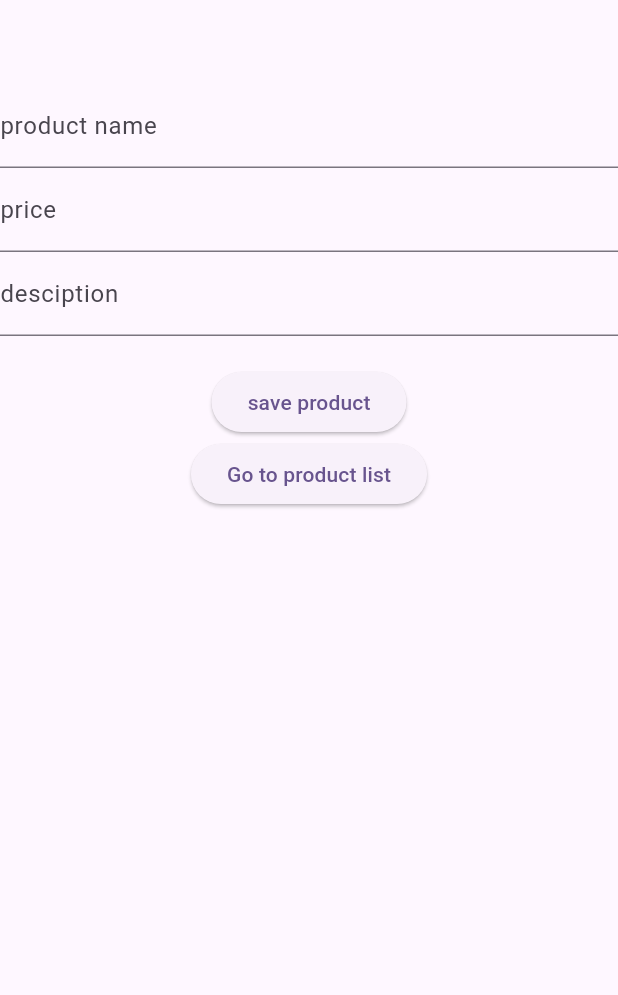
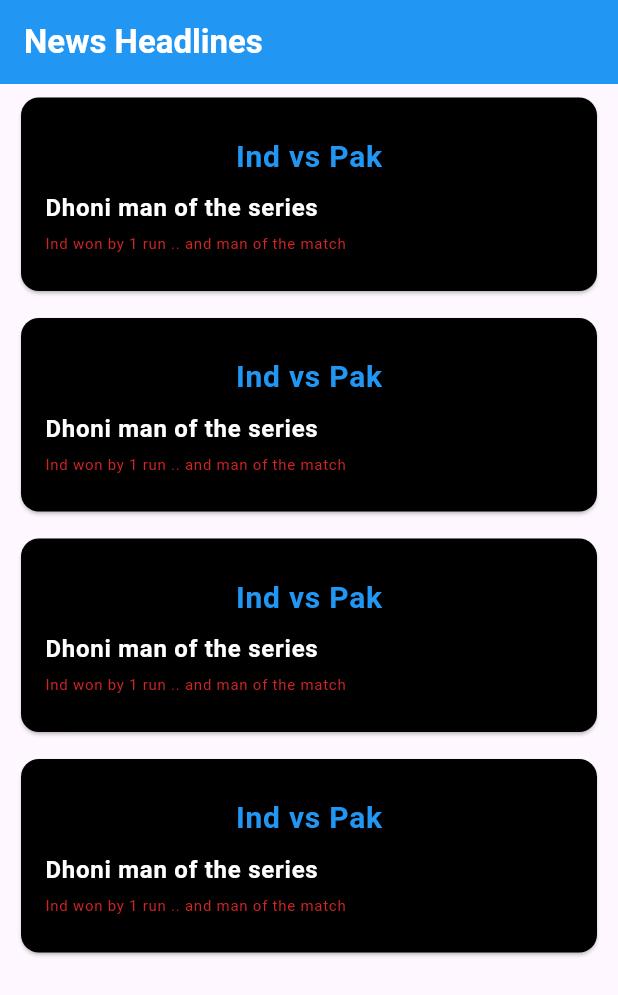
Before and after one commit to riteshpn/SqlliteBootCamp, a Flutter app: the screen it shows after launch, on a phone screen of 412 x 824 dp. Shown: the top 995 px of the screen. Run offline on Flutter 3.47's test engine with Material 3 defaults, Android fonts, the light colour scheme and no system bars; our stand-ins replace shared_preferences, sqflite; accounts and stored records are empty; network calls fail.

Commit message:
news_arctiture_concept

```diff
--- /dev/null
+++ b/lib/local_database/news/api/api_constant.dart
@@ -0,0 +1,2 @@
+const String baseUrl = '';
+const String apiKey = '';
--- /dev/null
+++ b/lib/local_database/news/news_list_screen.dart
@@ -0,0 +1,72 @@
+import 'package:flutter/material.dart';
+import 'package:widgets_responsive/local_database/news/news_models_class.dart';
+import 'package:widgets_responsive/local_database/news/news_static_string.dart';
+import 'package:widgets_responsive/local_database/news/widget/custom_appbar.dart';
+import 'package:widgets_responsive/local_database/news/widget/custom_size_box.dart';
+
+import 'widget/news_textstyle.dart';
+
+class NewsScreen extends StatelessWidget {
+  final List<NewsDomainModel> newsData;
+
+  const NewsScreen({Key? key, required this.newsData}) : super(key: key);
+
+  @override
+  Widget build(BuildContext context) {
+    return Scaffold(
+      appBar: const CustomAppBar(
+        title: NewsTitle.newsTitleName,
+      ),
+      body: ListView.builder(
+        itemCount: newsData.length,
+        itemBuilder: (context, index) {
+          final news = newsData[index];
+          return Padding(
+            padding:
+                const EdgeInsets.symmetric(vertical: 5.0, horizontal: 10.0),
+            child: Card(
+              color: Colors.black,
+              child: ListTile(
+                contentPadding: const EdgeInsets.all(16.0),
+                title: Column(
+                  crossAxisAlignment: CrossAxisAlignment.start,
+                  children: [
+                    Center(
+                      child: Text(
+                        news.title,
+                        style: TextStyle(
+                          fontWeight: TextStyleType.titleStyle.getFontWeight,
+                          fontSize: TextStyleType.titleStyle.getFontsize,
+                          color: TextStyleType.titleStyle.getFontcolor,
+                        ),
+                      ),
+                    ),
+                    const CustomSizedBox.h8(),
+                    Text(
+                      news.subtitle,
+                      style: TextStyle(
+                        fontWeight: TextStyleType.subtitleStyle.getFontWeight,
+                        fontSize: TextStyleType.subtitleStyle.getFontsize,
+                        color: TextStyleType.subtitleStyle.getFontcolor,
+                      ),
+                    ),
+                    const CustomSizedBox.h4(),
+                    Text(
+                      news.description,
+                      style: TextStyle(
+                        fontWeight:
+                            TextStyleType.descriptionStyle.getFontWeight,
+                        fontSize: TextStyleType.descriptionStyle.getFontsize,
+                        color: TextStyleType.descriptionStyle.getFontcolor,
+                      ),
+                    ),
+                  ],
+                ),
+              ),
+            ),
+          );
+        },
+      ),
+    );
+  }
+}
--- /dev/null
+++ b/lib/local_database/news/news_models_class.dart
@@ -0,0 +1,10 @@
+class NewsDomainModel {
+  String title;
+  String description;
+  String subtitle;
+  NewsDomainModel(
+    this.title,
+    this.description,
+    this.subtitle,
+  );
+}
--- /dev/null
+++ b/lib/local_database/news/news_static_string.dart
@@ -0,0 +1,3 @@
+class NewsTitle {
+  static const String newsTitleName = "News Headlines";
+}
--- /dev/null
+++ b/lib/local_database/news/news_view_model.dart
@@ -0,0 +1,14 @@
+import 'package:widgets_responsive/local_database/news/news_models_class.dart';
+
+class NewsViewModel {
+  List<NewsDomainModel> newsData = [
+    NewsDomainModel("Ind vs Pak", "Ind won by 1 run .. and man of the match ",
+        "Dhoni man of the series"),
+    NewsDomainModel("Ind vs Pak", "Ind won by 1 run .. and man of the match ",
+        "Dhoni man of the series"),
+    NewsDomainModel("Ind vs Pak", "Ind won by 1 run .. and man of the match ",
+        "Dhoni man of the series"),
+    NewsDomainModel("Ind vs Pak", "Ind won by 1 run .. and man of the match ",
+        "Dhoni man of the series"),
+  ];
+}
--- /dev/null
+++ b/lib/local_database/news/widget/custom_appbar.dart
@@ -0,0 +1,27 @@
+import 'package:flutter/material.dart';
+
+class CustomAppBar extends StatelessWidget implements PreferredSizeWidget {
+  final String title;
+  final Color backgroundColor;
+
+  const CustomAppBar({
+    Key? key,
+    required this.title,
+    this.backgroundColor = Colors.blue, // Default color
+  }) : super(key: key);
+
+  @override
+  Widget build(BuildContext context) {
+    return AppBar(
+      backgroundColor: backgroundColor,
+      title: Text(
+        title,
+        style:
+            const TextStyle(color: Colors.white, fontWeight: FontWeight.bold),
+      ),
+    );
+  }
+
+  @override
+  Size get preferredSize => Size.fromHeight(kToolbarHeight);
+}
--- a/lib/local_database/product_local/product_add_screen.dart
+++ b/lib/local_database/product_local/product_add_screen.dart
@@ -1,10 +1,8 @@
 import 'package:flutter/material.dart';
-import 'package:widgets_responsive/local_database/local_screen.dart';
 import 'package:widgets_responsive/local_database/product_local/db_productMethod.dart';
-import 'package:widgets_responsive/local_database/product_local/procuct_list_screen.dart';
 import 'package:widgets_responsive/local_database/product_local/product/product_list_ui.dart';
 import 'package:widgets_responsive/local_database/product_local/product_model.dart';
-import 'package:widgets_responsive/local_database/string_constant.dart';
+
 import 'package:widgets_responsive/local_database/validation_helper.dart';
 
 class ProductAddScreen extends StatefulWidget {
--- a/lib/main.dart
+++ b/lib/main.dart
@@ -1,11 +1,20 @@
 import 'package:flutter/material.dart';
 import 'package:provider/provider.dart';
 import 'package:widgets_responsive/list_map_provider.dart';
-import 'package:widgets_responsive/local_database/product_local/product_add_screen.dart';
+import 'package:widgets_responsive/local_database/news/api/news_api_class.dart';
+import 'package:widgets_responsive/local_database/news/news_list_screen.dart';
+import 'package:widgets_responsive/local_database/news/news_view_model.dart';
 import 'package:widgets_responsive/provider_class.dart';
 import 'package:widgets_responsive/provider_theme.dart';
 
-void main() {
+void main() async {
+  final newsService = NewsService();
+  try {
+    final news = await newsService.fetchNews();
+    print("Final NewsModel returned: $news");
+  } catch (e) {
+    print('Error: $e');
+  }
   runApp(
     MultiProvider(
       providers: [
@@ -17,7 +26,10 @@ void main() {
         ),
         ChangeNotifierProvider(
           create: (context) => ProviderTheme(),
-        )
+        ),
+        // ChangeNotifierProvider(
+        //   create: (context) => NewsProvider(),
+        // )
       ],
       child: MyApp(),
     ),
@@ -28,6 +40,7 @@ class MyApp extends StatelessWidget {
   const MyApp({super.key});
   @override
   Widget build(BuildContext context) {
+    NewsViewModel newsList = NewsViewModel();
     return MaterialApp(
       title: 'Flutter Demo',
       themeMode: context.watch<ProviderTheme>().getThemeValue()
@@ -38,6 +51,7 @@ class MyApp extends StatelessWidget {
         colorScheme: ColorScheme.fromSeed(seedColor: Colors.deepPurple),
         useMaterial3: true,
       ),
-        home: ProductAddScreen());
+      home: NewsScreen(newsData: newsList.newsData),
+    );
   }
 }
--- a/pubspec.yaml
+++ b/pubspec.yaml
@@ -40,6 +40,7 @@ dependencies:
   sqflite: ^2.3.3+2
   path_provider: ^2.1.4
   path: ^1.9.0
+  http: ^1.2.2
 
 dev_dependencies:
   flutter_test:
```
Also changed, not shown: lib/local_database/news/api/news_api_class.dart (added, +28 -0 lines), lib/local_database/news/contrroller.dart (added, +25 -0 lines), lib/local_database/news/model.dart (added, +96 -0 lines), lib/local_database/news/news_details_screen.dart (added, +71 -0 lines), lib/local_database/news/service.dart (added, +19 -0 lines), lib/local_database/news/widget/custom_size_box.dart (added, +43 -0 lines), lib/local_database/news/widget/news_textstyle.dart (added, +63 -0 lines), pubspec.lock. Lines whose indentation alone changed are shown as unchanged.
